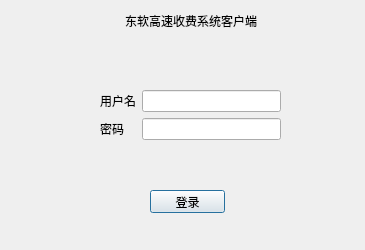
Qt form login.ui (jozhn/PClient) before a commit.
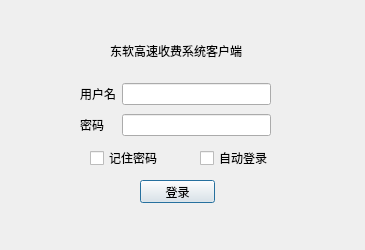
The same form after that commit.

What changed in the file:
```diff
--- a/login.ui
+++ b/login.ui
@@ -34,8 +34,8 @@
   <widget class="QLabel" name="title">
    <property name="geometry">
     <rect>
-     <x>125</x>
-     <y>10</y>
+     <x>110</x>
+     <y>40</y>
      <width>141</width>
      <height>21</height>
     </rect>
@@ -47,8 +47,8 @@
   <widget class="QPushButton" name="login">
    <property name="geometry">
     <rect>
-     <x>150</x>
-     <y>190</y>
+     <x>140</x>
+     <y>180</y>
      <width>75</width>
      <height>23</height>
     </rect>
@@ -60,37 +60,73 @@
     <string>Return</string>
    </property>
   </widget>
-  <widget class="QWidget" name="formLayoutWidget">
+  <widget class="QLabel" name="warning">
    <property name="geometry">
     <rect>
-     <x>100</x>
-     <y>90</y>
-     <width>181</width>
+     <x>280</x>
+     <y>100</y>
+     <width>71</width>
+     <height>21</height>
+    </rect>
+   </property>
+   <property name="text">
+    <string/>
+   </property>
+  </widget>
+  <widget class="QCheckBox" name="checkBox">
+   <property name="geometry">
+    <rect>
+     <x>90</x>
+     <y>150</y>
+     <width>71</width>
+     <height>16</height>
+    </rect>
+   </property>
+   <property name="text">
+    <string>记住密码</string>
+   </property>
+  </widget>
+  <widget class="QCheckBox" name="checkBox_2">
+   <property name="geometry">
+    <rect>
+     <x>200</x>
+     <y>150</y>
+     <width>71</width>
+     <height>16</height>
+    </rect>
+   </property>
+   <property name="text">
+    <string>自动登录</string>
+   </property>
+  </widget>
+  <widget class="QWidget" name="">
+   <property name="geometry">
+    <rect>
+     <x>80</x>
+     <y>80</y>
+     <width>191</width>
      <height>61</height>
     </rect>
    </property>
-   <layout class="QFormLayout" name="formLayout">
-    <property name="fieldGrowthPolicy">
-     <enum>QFormLayout::AllNonFixedFieldsGrow</enum>
-    </property>
-    <item row="1" column="0">
+   <layout class="QGridLayout" name="gridLayout">
+    <item row="0" column="0">
      <widget class="QLabel" name="username">
       <property name="text">
        <string>用户名</string>
       </property>
      </widget>
     </item>
-    <item row="1" column="1">
+    <item row="0" column="1">
      <widget class="QLineEdit" name="usernameEdit"/>
     </item>
-    <item row="2" column="0">
+    <item row="1" column="0">
      <widget class="QLabel" name="password">
       <property name="text">
        <string>密码</string>
       </property>
      </widget>
     </item>
-    <item row="2" column="1">
+    <item row="1" column="1">
      <widget class="QLineEdit" name="passwordEdit">
       <property name="echoMode">
        <enum>QLineEdit::Password</enum>
@@ -99,19 +135,6 @@
     </item>
    </layout>
   </widget>
-  <widget class="QLabel" name="warning">
-   <property name="geometry">
-    <rect>
-     <x>130</x>
-     <y>160</y>
-     <width>121</width>
-     <height>21</height>
-    </rect>
-   </property>
-   <property name="text">
-    <string/>
-   </property>
-  </widget>
  </widget>
  <tabstops>
   <tabstop>usernameEdit</tabstop>
```
